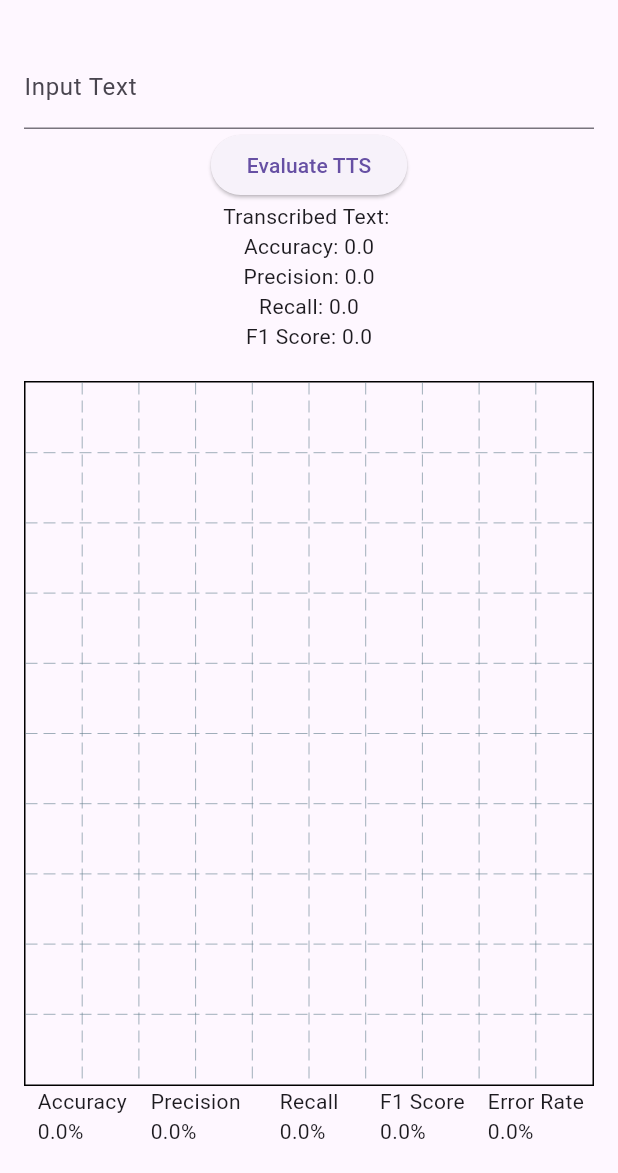
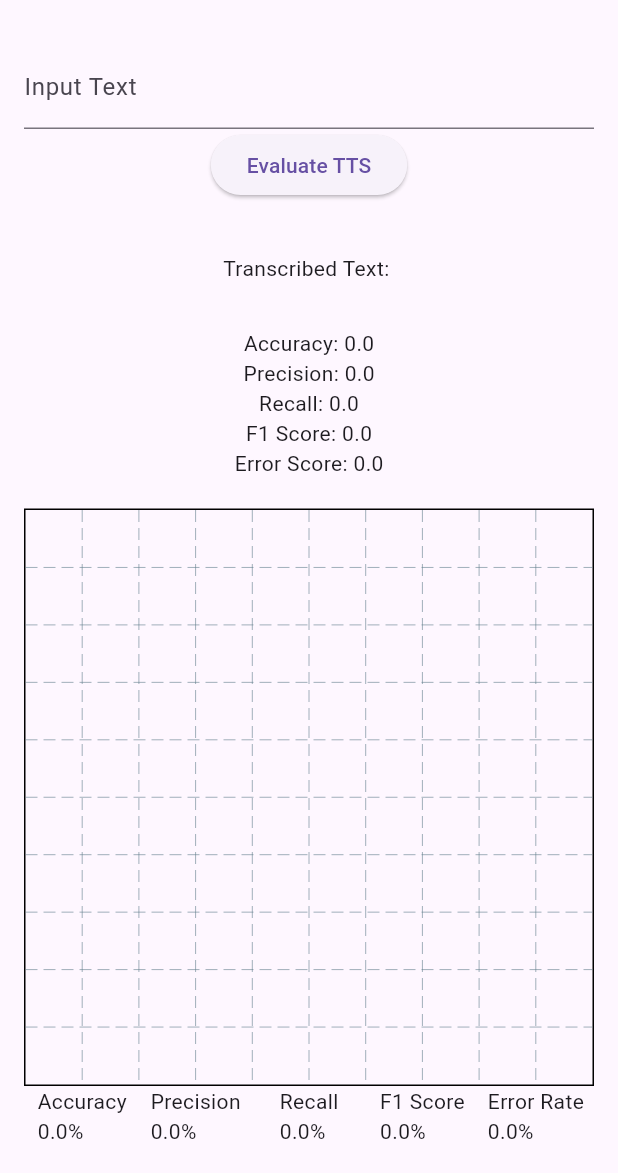
Before and after one commit to jhayz0405/tts_testing_app, a Flutter app: the screen it shows after launch, on a phone screen of 412 x 824 dp, the part 63-1236 px from its top. Run offline on Flutter 3.47's test engine with Material 3 defaults, Android fonts, the phone set to English and light mode, and no system bars; drawn by our look-alikes of fl_chart; missing offline and left inert: leopard_flutter, number_to_words.

Commit message:
UI adjustment for error rate

```diff
--- a/lib/ui/tts_evaluation_screen.dart
+++ b/lib/ui/tts_evaluation_screen.dart
@@ -118,11 +118,14 @@ class _TTSEvaluationScreenState extends State<TTSEvaluationScreen> {
               onPressed: evaluateTTS,
               child: Text("Evaluate TTS"),
             ),
+            SizedBox(height: 35),
             Text("Transcribed Text: $transcribedText"),
+            SizedBox(height: 30),
             Text("Accuracy: $accuracy"),
             Text("Precision: $precision"),
             Text("Recall: $recall"),
             Text("F1 Score: $f1Score"),
+            Text("Error Score: $errorRate"),
             SizedBox(height: 20),
             Expanded(
               child: BarChart(
@@ -161,7 +164,7 @@ class _TTSEvaluationScreenState extends State<TTSEvaluationScreen> {
                     BarChartGroupData(
                       x: 4,
                       barRods: [
-                        BarChartRodData(toY: errorRate, color: Colors.purple)
+                        BarChartRodData(toY: errorRate  , color: Colors.purple)
                       ],
                       // showingTooltipIndicators: [0],
                     ),
```
